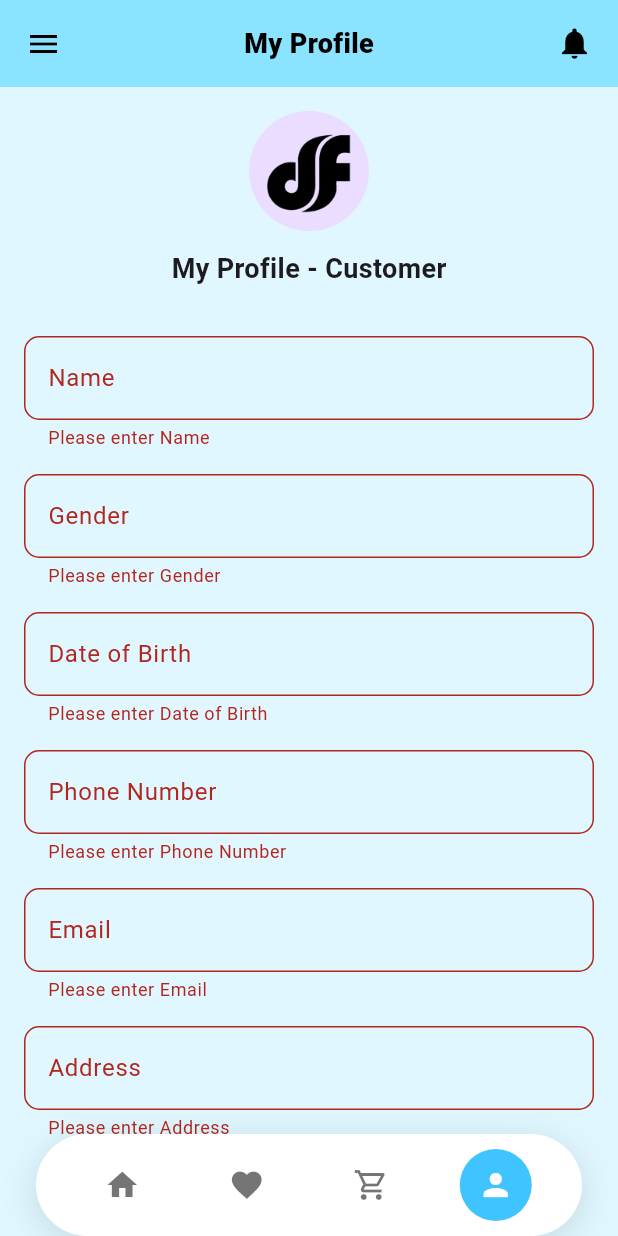
After one commit to khlly/DofiaBookStore, a Flutter app: the ProfileScreen screen opened directly, after a tap on "Update", on a phone screen of 412 x 824 dp. The commit adds this screen. Run offline on Flutter 3.47's test engine with Material 3 defaults, Android fonts, the phone set to English and light mode, and no system bars; our stand-ins replace carousel_slider, shared_preferences; accounts and stored records are empty.

Commit message:
Major update nav bar + profile screen

```diff
--- a/dofia_app/lib/screens/Guest_Pages_fav_cart.dart
+++ b/dofia_app/lib/screens/Guest_Pages_fav_cart.dart
@@ -31,8 +31,6 @@ class _GuestPagesFavCartState extends State<GuestPagesFavCart> {
         ),
         Expanded(
           child: SingleChildScrollView(
-            child: SizedBox(
-              height: 530,
             child: Center(
               child: RichText(
                 softWrap: true,
@@ -72,7 +70,6 @@ class _GuestPagesFavCartState extends State<GuestPagesFavCart> {
             ),
           ),
         ),
-        ),
       ],
     );
   }
--- /dev/null
+++ b/dofia_app/lib/screens/auth/profile_screen.dart
@@ -0,0 +1,133 @@
+import 'package:dofia_the_book/data/user_provider.dart';
+import 'package:flutter/material.dart';
+import 'package:provider/provider.dart';
+import 'package:dofia_the_book/widgets/custom_app_bar.dart';
+import 'package:dofia_the_book/widgets/custom_bottom_nav_bar.dart';
+
+class ProfileScreen extends StatefulWidget {
+  const ProfileScreen({super.key});
+
+  @override
+  State<ProfileScreen> createState() => _ProfileScreenState();
+}
+
+class _ProfileScreenState extends State<ProfileScreen> {
+  final _formKey = GlobalKey<FormState>();
+
+  late TextEditingController _nameController;
+  final TextEditingController _genderController = TextEditingController();
+  final TextEditingController _dobController = TextEditingController();
+  final TextEditingController _phoneController = TextEditingController();
+  final TextEditingController _emailController = TextEditingController();
+  final TextEditingController _addressController = TextEditingController();
+
+  @override
+  void initState() {
+    super.initState();
+    final userProvider = Provider.of<UserProvider>(context, listen: false);
+    _nameController = TextEditingController(text: userProvider.username);
+  }
+
+  @override
+  void dispose() {
+    _nameController.dispose();
+    _genderController.dispose();
+    _dobController.dispose();
+    _phoneController.dispose();
+    _emailController.dispose();
+    _addressController.dispose();
+    super.dispose();
+  }
+
+  void _updateProfile() {
+    if (_formKey.currentState!.validate()) {
+      final userProvider = Provider.of<UserProvider>(context, listen: false);
+      userProvider.login(_nameController.text);
+
+      ScaffoldMessenger.of(context).showSnackBar(
+        const SnackBar(content: Text('Profile updated successfully!')),
+      );
+    }
+  }
+
+  @override
+  Widget build(BuildContext context) {
+    return Scaffold(
+      appBar: const CustomAppBar(title: 'My Profile'),
+      body: SafeArea(
+        child: SingleChildScrollView(
+          padding: const EdgeInsets.all(16.0),
+          child: Form(
+            key: _formKey,
+            child: Column(
+              crossAxisAlignment: CrossAxisAlignment.center,
+              children: [
+                const CircleAvatar(
+                  radius: 40,
+                  backgroundImage: AssetImage('assets/share/logoDofia.png'),
+                ),
+                const SizedBox(height: 12),
+                const Text(
+                  'My Profile - Customer',
+                  style: TextStyle(fontSize: 18, fontWeight: FontWeight.bold),
+                ),
+                const SizedBox(height: 24),
+                _buildTextField(_nameController, 'Name'),
+                _buildTextField(_genderController, 'Gender'),
+                _buildTextField(_dobController, 'Date of Birth'),
+                _buildTextField(_phoneController, 'Phone Number'),
+                _buildTextField(_emailController, 'Email'),
+                _buildTextField(_addressController, 'Address'),
+                const SizedBox(height: 20),
+                ElevatedButton(
+                  onPressed: _updateProfile,
+                  style: ElevatedButton.styleFrom(
+                    backgroundColor: Colors.cyanAccent[400],
+                    minimumSize: const Size.fromHeight(50),
+                    shape: RoundedRectangleBorder(
+                      borderRadius: BorderRadius.circular(30),
+                    ),
+                  ),
+                  child: const Text(
+                    'Update',
+                    style: TextStyle(
+                      fontWeight: FontWeight.bold,
+                      fontSize: 16,
+                    ),
+                  ),
+                ),
+              ],
+            ),
+          ),
+        ),
+      ),
+      bottomNavigationBar: CustomBottomNavBar(
+        selectedIndex: 3,
+        onItemTapped: (index) {
+          // TODO: handle navigation
+        },
+      ),
+    );
+  }
+
+  Widget _buildTextField(TextEditingController controller, String label) {
+    return Padding(
+      padding: const EdgeInsets.symmetric(vertical: 8.0),
+      child: TextFormField(
+        controller: controller,
+        decoration: InputDecoration(
+          labelText: label,
+          border: OutlineInputBorder(
+            borderRadius: BorderRadius.circular(10),
+          ),
+        ),
+        validator: (value) {
+          if (value == null || value.isEmpty) {
+            return 'Please enter $label';
+          }
+          return null;
+        },
+      ),
+    );
+  }
+}
```
Also changed, not shown: dofia_app/lib/main_screen.dart (+10 -4 lines), dofia_app/lib/widgets/book_carousel.dart (+13 -35 lines). Lines whose indentation alone changed are shown as unchanged.
